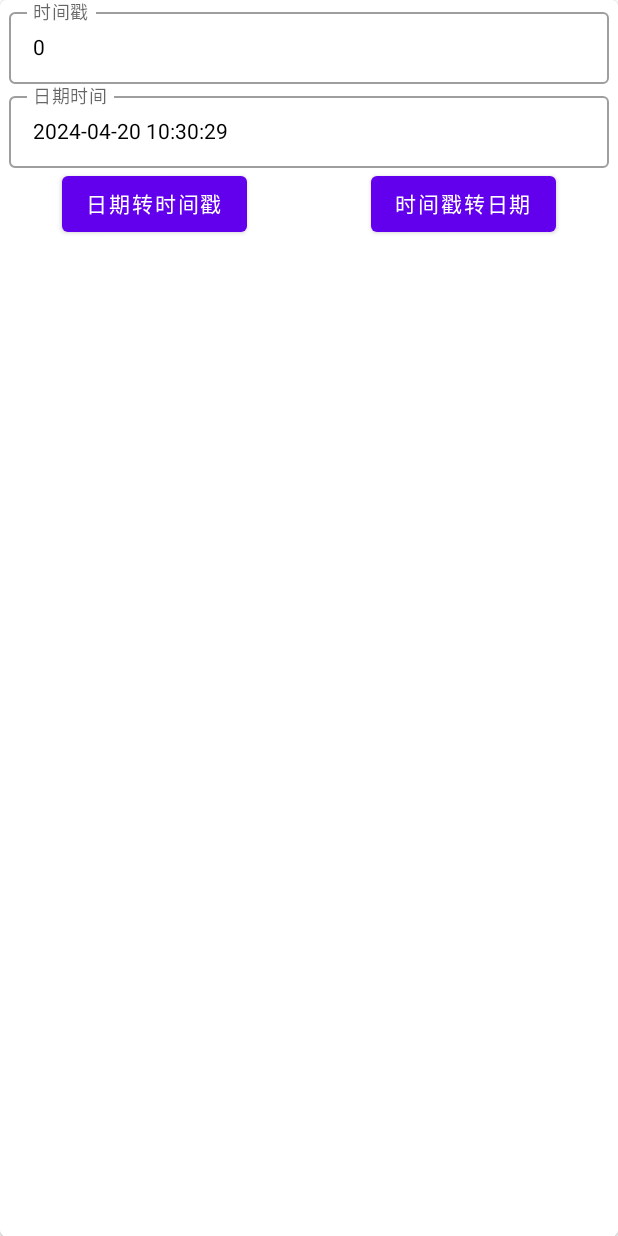
After one commit to jxcd/DevTool, an Android app built with Jetpack Compose: the composable TimeTool shown on its own in the app's theme, on a phone screen of 412 x 824 dp. The commit adds this screen. Run offline under Robolectric (Android 15) with nearby library versions, the phone set to English and light mode, and no system bars.

Commit message:
新增时间戳转换

```diff
--- /dev/null
+++ b/composeApp/src/commonMain/kotlin/pages/TimeTool.kt
@@ -0,0 +1,64 @@
+package pages
+
+import androidx.compose.foundation.layout.Arrangement
+import androidx.compose.foundation.layout.Column
+import androidx.compose.foundation.layout.Row
+import androidx.compose.foundation.layout.fillMaxSize
+import androidx.compose.foundation.layout.fillMaxWidth
+import androidx.compose.material.Button
+import androidx.compose.material.Card
+import androidx.compose.material.Text
+import androidx.compose.runtime.Composable
+import androidx.compose.runtime.getValue
+import androidx.compose.runtime.mutableStateOf
+import androidx.compose.runtime.remember
+import androidx.compose.runtime.setValue
+import androidx.compose.ui.Alignment
+import androidx.compose.ui.Modifier
+import compose.InputNumber
+import compose.InputText
+import util.TimeUtil
+import java.time.LocalDateTime
+
+/**
+ * 转换 时间戳和时间
+ */
+@Composable
+fun TimeTool() {
+    var timeText by remember { mutableStateOf(TimeUtil.formatDateTime(LocalDateTime.now())) }
+    var timestampText by remember { mutableStateOf("0") }
+
+    Card(
+        modifier = Modifier.fillMaxSize(),
+    ) {
+        Column(
+            modifier = Modifier.fillMaxSize(),
+            horizontalAlignment = Alignment.CenterHorizontally
+        ) {
+            InputText(
+                label = "时间戳",
+                value = timestampText,
+                onValueChange = { timestampText = it })
+
+            InputText(label = "日期时间", value = timeText, onValueChange = { timeText = it })
+
+            Row(
+                modifier = Modifier.fillMaxWidth(),
+                horizontalArrangement = Arrangement.SpaceAround
+            ) {
+                Button(onClick = {
+                    val temp = TimeUtil.parse(timeText)
+                    timestampText = TimeUtil.getLocalDateTimeMill(temp).toString()
+                }) { Text("日期转时间戳") }
+
+                Button(onClick = {
+                    val temp = TimeUtil.parse(timestampText.toLongOrNull() ?: 0)
+                    timeText = TimeUtil.formatDateTime(temp)
+                }) { Text("时间戳转日期") }
+            }
+
+        }
+    }
+
+
+}
```
Also changed, not shown: composeApp/src/commonMain/kotlin/Frame.kt (+6 -5 lines), composeApp/src/commonMain/kotlin/compose/Form.kt (+4 -4 lines), composeApp/src/commonMain/kotlin/util/TimeUtil.kt (added, +97 -0 lines).
